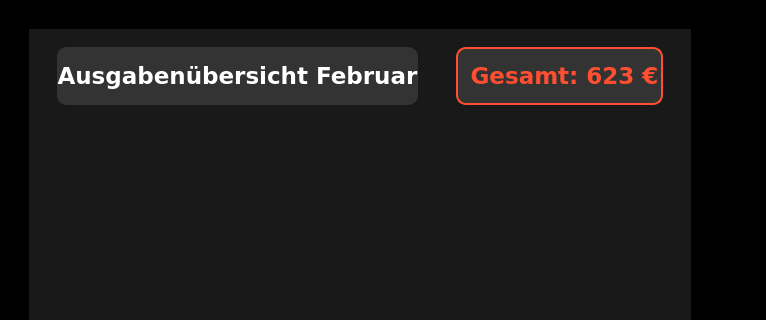
Above: ui/StatisticsWindow/MainWindow/statisticswindow.ui from MopedG/FinanceAnalytics before the change; both pictures show x 0 to 766 and y 0 to 320 of the 1393 by 805 pixel window. Below: the same form after it.
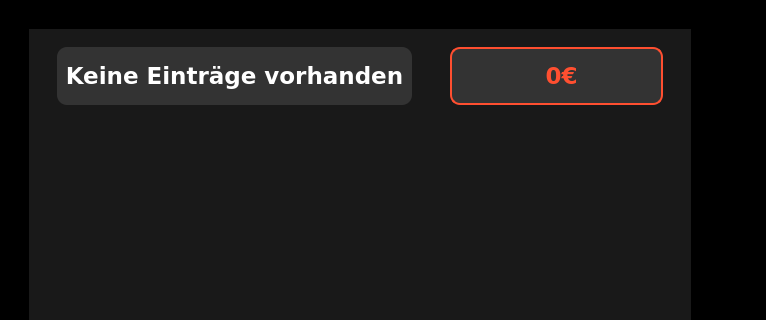
That is the form after the change. Icons and pictures are not drawn.

Commit message:
Fix bug in Statistics Window
Details:
The window showed a entry for February although there where no entry's

```diff
--- a/ui/StatisticsWindow/MainWindow/statisticswindow.ui
+++ b/ui/StatisticsWindow/MainWindow/statisticswindow.ui
@@ -177,7 +177,7 @@
 </string>
                     </property>
                     <property name="text">
-                     <string>Ausgabenübersicht Februar</string>
+                     <string>Keine Einträge vorhanden</string>
                     </property>
                     <property name="scaledContents">
                      <bool>true</bool>
@@ -232,7 +232,7 @@
 }</string>
                     </property>
                     <property name="text">
-                     <string>Gesamt: 623 €</string>
+                     <string>0€</string>
                     </property>
                    </widget>
                   </item>
```
The commit also changes 3 other files.
